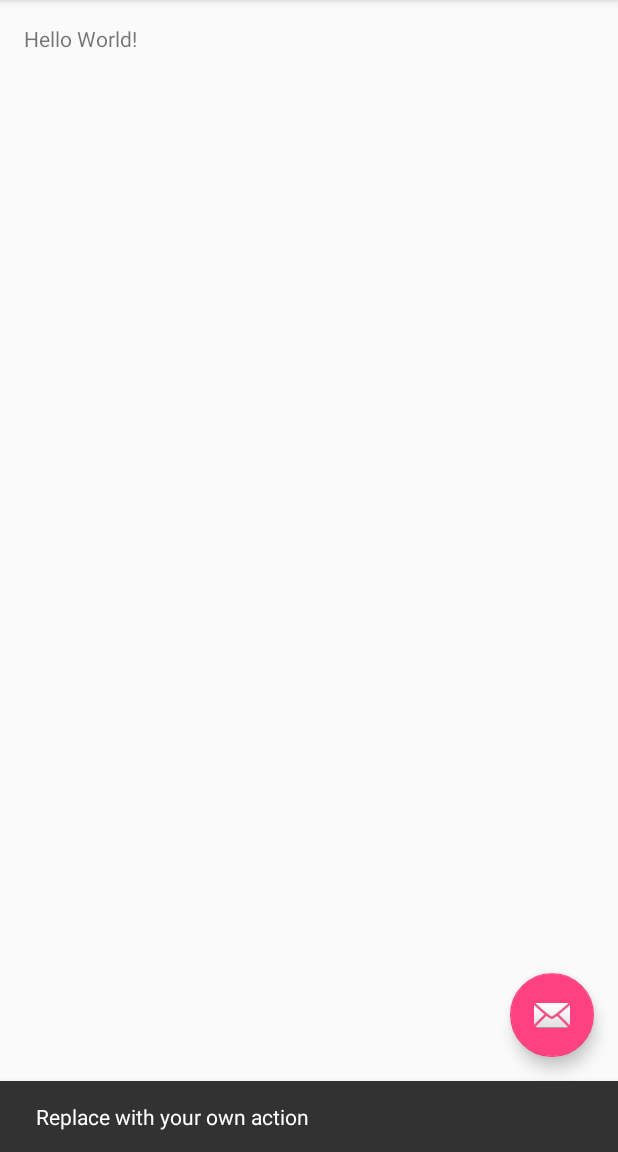
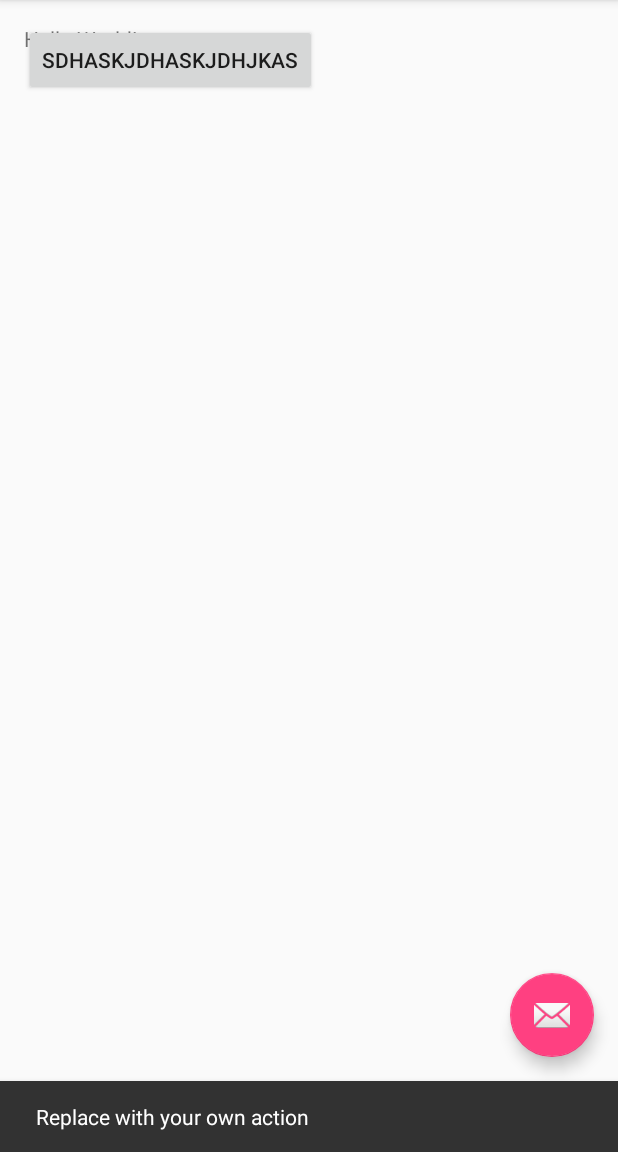
Before and after one commit to mihailM/gitstashexample, an Android app: the screen it shows after launch (MainActivity), after a tap on an icon or button, on a phone screen of 412 x 824 dp, the part 84-1236 px from its top. Run offline under Robolectric (Android 15) with nearby library versions, the phone set to English and light mode, and no system bars.

Commit message:
add button

```diff
--- a/app/src/main/res/layout/content_main.xml
+++ b/app/src/main/res/layout/content_main.xml
@@ -15,6 +15,11 @@
 
     <TextView
         android:text="Hello World!"
+
+        android:layout_width="wrap_content"
+        android:layout_height="wrap_content" />
+    <Button
+        android:text="sdhaskjdhaskjdhjkas"
         android:layout_width="wrap_content"
         android:layout_height="wrap_content" />
 </RelativeLayout>
--- a/build.gradle
+++ b/build.gradle
@@ -5,7 +5,7 @@ buildscript {
         jcenter()
     }
     dependencies {
-        classpath 'com.android.tools.build:gradle:2.0.0-alpha1'
+        classpath 'com.android.tools.build:gradle:1.3.0'
 
         // NOTE: Do not place your application dependencies here; they belong
         // in the individual module build.gradle files
```
